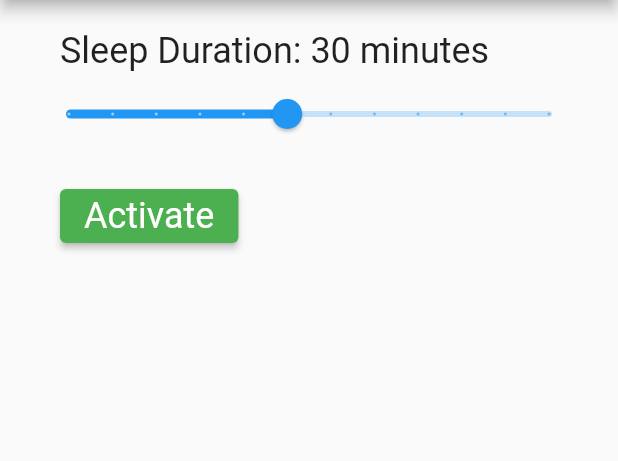
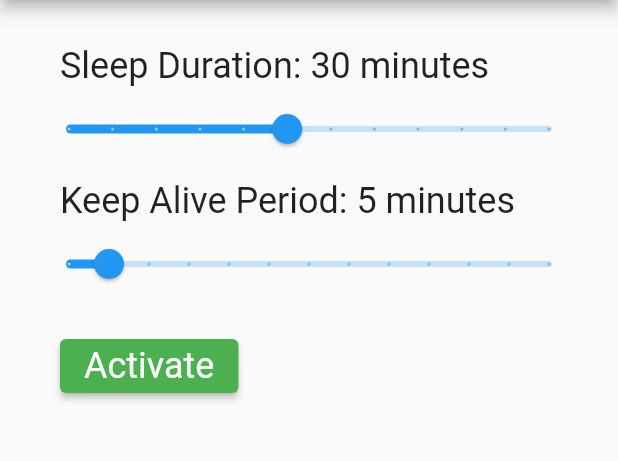
Before and after one commit to aciemian/sleeper, a Flutter app: the screen it shows after launch, on a phone screen of 412 x 824 dp, the part 84-545 px from its top. Run offline on Flutter 3.47's test engine with Material 2 defaults, Android fonts, the light colour scheme and no system bars; our stand-ins replace shared_preferences.

Commit message:
KeepAlive slider

```diff
--- a/lib/main.dart
+++ b/lib/main.dart
@@ -56,9 +56,12 @@ class _HomePageState extends State<HomePage> {
               child: Column(
                 crossAxisAlignment: CrossAxisAlignment.start,
                 children: [
-                  durationSlider(snapshot.hasData
+                  sleepDurationWidget(snapshot.hasData
                       ? snapshot.data!.sleepDuration.inMinutes
                       : _sleepState.sleepDuration.inMinutes),
+                  keepAlivePeriodWidget(snapshot.hasData
+                      ? snapshot.data!.keepAlivePeriod.inMinutes
+                      : _sleepState.keepAlivePeriod.inMinutes),
                   activateButton(),
                 ],
               ),
@@ -67,7 +70,7 @@ class _HomePageState extends State<HomePage> {
     );
   }
 
-  Widget durationSlider(int minutes) {
+  Widget sleepDurationWidget(int minutes) {
     const double durMin = 5;
     const double durMax = 60;
     double value = minutes.toDouble();
@@ -76,7 +79,7 @@ class _HomePageState extends State<HomePage> {
       crossAxisAlignment: CrossAxisAlignment.start,
       children: [
         Padding(
-          padding: const EdgeInsets.fromLTRB(20, 0, 20, 4),
+          padding: const EdgeInsets.fromLTRB(20, 10, 20, 4),
           child: Text(
             'Sleep Duration: $minutes minutes',
             style: const TextStyle(fontSize: 24),
@@ -95,6 +98,36 @@ class _HomePageState extends State<HomePage> {
       ],
     );
   }
+
+  Widget keepAlivePeriodWidget(int minutes) {
+    const double durMin = 0;
+    const double durMax = 60;
+    double value = minutes.toDouble();
+
+    return Column(
+      crossAxisAlignment: CrossAxisAlignment.start,
+      children: [
+        Padding(
+          padding: const EdgeInsets.fromLTRB(20, 10, 20, 4),
+          child: Text(
+            'Keep Alive Period: $minutes minutes',
+            style: const TextStyle(fontSize: 24),
+          ),
+        ),
+        Slider(
+          value: max(min(value, durMax), durMin),
+          min: durMin,
+          max: durMax,
+          divisions: (durMax - durMin) ~/ 5,
+          onChanged: (double value) {
+            _sleepState.keepAlivePeriod = Duration(minutes: value.round());
+            _sleepState.save();
+          },
+        ),
+      ],
+    );
+  }
+
 
   Widget activateButton() {
     return Padding(
```
Also changed, not shown: 1 other file.
